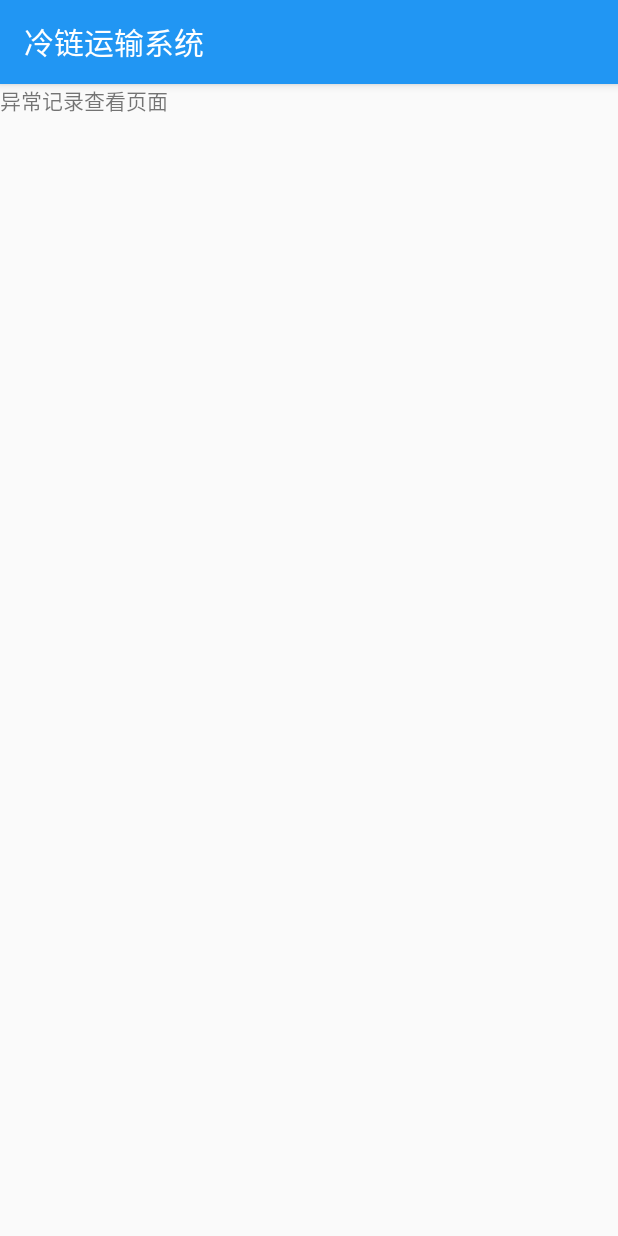
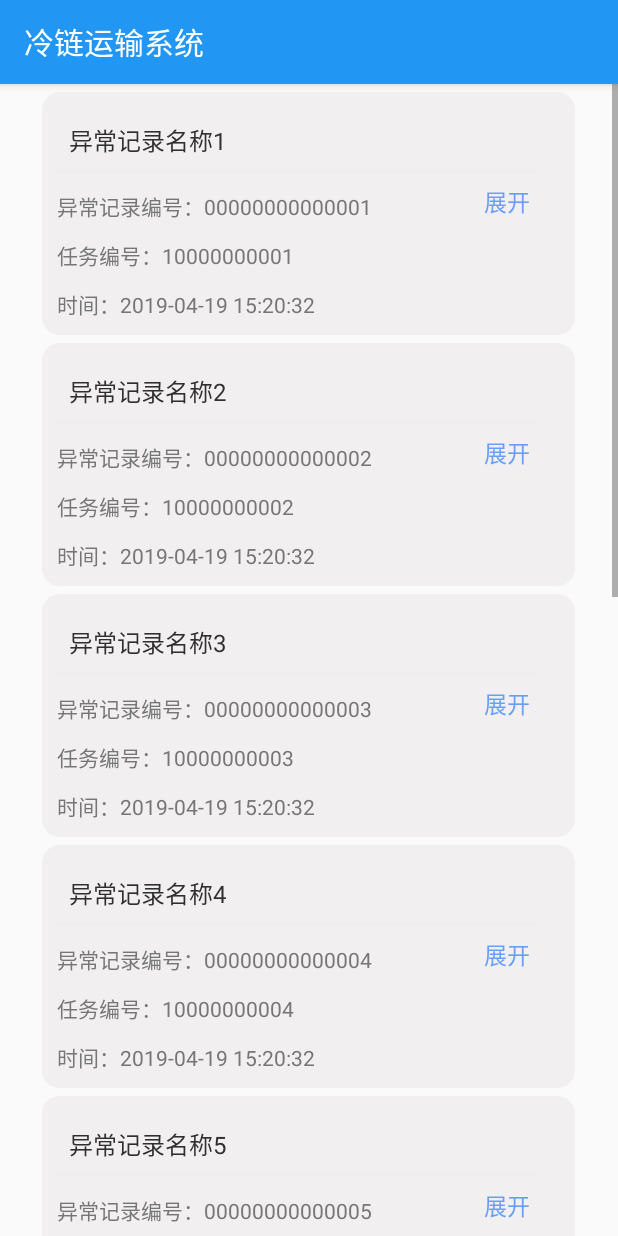
Before and after one commit to CCAicken/CCTMSAPP, an Android app: the searchyic screen opened directly, with no data from a screen before it, on a phone screen of 412 x 824 dp. Run offline under Robolectric (Android 15) with nearby library versions, the phone set to English and light mode, and no system bars; our stand-ins replace ButterKnife.

Commit message:
添加图标、查看任务界面更换

```diff
--- a/app/src/main/AndroidManifest.xml
+++ b/app/src/main/AndroidManifest.xml
@@ -19,10 +19,10 @@
 
     <application
         android:allowBackup="true"
-        android:icon="@mipmap/ic_launcher"
+        android:icon="@drawable/icon"
         android:label="@string/app_name"
         android:networkSecurityConfig="@xml/network_security_config"
-        android:roundIcon="@mipmap/ic_launcher_round"
+        android:roundIcon="@drawable/icon"
         android:supportsRtl="true"
         android:theme="@style/AppTheme"
         tools:ignore="GoogleAppIndexingWarning"
--- a/app/src/main/java/com/example/cctms/ui/home/homeFragment.java
+++ b/app/src/main/java/com/example/cctms/ui/home/homeFragment.java
@@ -35,7 +35,7 @@ public class homeFragment extends Fragment {
         linearLayout =root.findViewById(R.id.ell_product);
         linearLayout.removeAllViews();//清除所有的子View（避免重新刷新数据时重复添加）
         for (int i = 1; i <= 10; i++){
-            ReceivingEntity receivingEntity = new ReceivingEntity("XXX产品名称"+i,"0000000000000"+i,"1000000000"+i,"2019-04-19 15:20:32");
+            ReceivingEntity receivingEntity = new ReceivingEntity("任务名称"+i,"0000000000000"+i,"1000000000"+i,"2019-04-19 15:20:32");
 
             View view = inflater.inflate(R.layout.receiving, null);
             receivingLinearLayout = (ReceivingLinearLayout)view.findViewById(R.id.linearLayout);
@@ -69,8 +69,8 @@ public class homeFragment extends Fragment {
 
         private void refreshUI() {
             name.setText(receivingEntity.getName());
-            logistics_code.setText("物流码：" + receivingEntity.getLogistics_code());
-            order_number.setText("订单编号：" + receivingEntity.getOrder_number());
+            logistics_code.setText("任务编号：" + receivingEntity.getLogistics_code());
+            order_number.setText("冷链车号牌：" + receivingEntity.getOrder_number());
             date.setText("时间：" + receivingEntity.getData());
         }
     }
--- a/app/src/main/java/com/example/cctms/ui/yic/searchyic.java
+++ b/app/src/main/java/com/example/cctms/ui/yic/searchyic.java
@@ -1,14 +1,64 @@
 package com.example.cctms.ui.yic;
 
 import android.os.Bundle;
+import android.view.View;
+import android.widget.ImageView;
+import android.widget.LinearLayout;
+import android.widget.TextView;
 
 import androidx.appcompat.app.AppCompatActivity;
 
 import com.example.cctms.R;
+import com.example.cctms.model.ReceivingEntity;
+import com.example.cctms.ui.home.ReceivingLinearLayout;
+
+import butterknife.ButterKnife;
 
 public class searchyic extends AppCompatActivity {
+    private LinearLayout linearLayout;//大布局
+    private ReceivingLinearLayout receivingLinearLayout;//小布局
+    @Override
     protected void onCreate(Bundle savedInstanceState) {
         super.onCreate(savedInstanceState);
         setContentView(R.layout.activity_searchyic);
+
+        linearLayout = (LinearLayout) findViewById(R.id.ell_product1);
+        linearLayout.removeAllViews();//清除所有的子View（避免重新刷新数据时重复添加）
+        for (int i = 1; i <= 10; i++){
+            ReceivingEntity receivingEntity = new ReceivingEntity("异常记录名称"+i,"0000000000000"+i,"1000000000"+i,"2019-04-19 15:20:32");
+            View view = View.inflate( searchyic.this, R.layout.receiving, null);
+            receivingLinearLayout = (ReceivingLinearLayout)view.findViewById(R.id.linearLayout);
+            ViewHolder viewHolder = new ViewHolder(view, receivingEntity);
+            viewHolder.refreshUI();
+            receivingLinearLayout.bindExpandButton((ImageView) view.findViewById(R.id.iv_expand_icon),(TextView) view.findViewById(R.id.tv_expand_icon), R.drawable.zhankai, R.drawable.zhankai);
+            receivingLinearLayout.setLimitHeight(280);//设置折叠的临界高度
+            linearLayout.addView(view);//添加子条目
+        }
+    }
+    class ViewHolder {
+        TextView name;
+        TextView logistics_code;
+        TextView order_number;
+        TextView date;
+        ReceivingEntity receivingEntity;
+
+        //删除按钮
+        ImageView iv_delete;
+        public ViewHolder(final View view, final ReceivingEntity receivingEntity) {
+            ButterKnife.bind(searchyic.this, view);
+            this.receivingEntity = receivingEntity;
+
+            name = (TextView) view.findViewById(R.id.name);
+            logistics_code = (TextView) view.findViewById(R.id.logistics_code);
+            order_number = (TextView) view.findViewById(R.id.order_number);
+            date = (TextView) view.findViewById(R.id.date);
+        }
+
+        private void refreshUI() {
+            name.setText(receivingEntity.getName());
+            logistics_code.setText("异常记录编号：" + receivingEntity.getLogistics_code());
+            order_number.setText("任务编号：" + receivingEntity.getOrder_number());
+            date.setText("时间：" + receivingEntity.getData());
+        }
     }
 }
--- a/app/src/main/res/layout/activity_searchyic.xml
+++ b/app/src/main/res/layout/activity_searchyic.xml
@@ -2,8 +2,32 @@
 <LinearLayout xmlns:android="http://schemas.android.com/apk/res/android"
     android:orientation="vertical" android:layout_width="match_parent"
     android:layout_height="match_parent">
-    <TextView
-        android:layout_width="wrap_content"
-        android:layout_height="wrap_content"
-        android:text="异常记录查看页面"></TextView>
+
+    <ScrollView
+        android:id="@+id/scrollView2"
+        android:layout_width="match_parent"
+        android:layout_height="match_parent" >
+
+        <LinearLayout
+            android:layout_width="match_parent"
+            android:layout_height="wrap_content"
+            android:orientation="vertical" >
+
+            <RelativeLayout
+                android:layout_width="match_parent"
+                android:layout_height="wrap_content">
+                <LinearLayout
+                    android:id="@+id/ell_product1"
+                    android:layout_width="wrap_content"
+                    android:layout_height="wrap_content"
+                    android:layout_marginBottom="50dp"
+                    android:orientation="vertical"
+                    android:layout_centerHorizontal="true">
+                </LinearLayout>
+
+            </RelativeLayout>
+
+        </LinearLayout>
+    </ScrollView>
+
 </LinearLayout>
--- a/app/src/main/res/layout/receiving.xml
+++ b/app/src/main/res/layout/receiving.xml
@@ -22,7 +22,7 @@
                 android:id="@+id/name"
                 android:layout_width="wrap_content"
                 android:layout_height="wrap_content"
-                android:text="XXX产品名 "
+                android:text="任务名称 "
                 android:layout_marginTop="10dp"
                 android:layout_marginLeft="8dp"
                 android:textColor="#ff2f2f2f"
@@ -43,7 +43,7 @@
                 android:id="@+id/logistics_code"
                 android:layout_width="wrap_content"
                 android:layout_height="wrap_content"
-                android:text="物流码：00000000000001  "
+                android:text="任务编号：00000000000001  "
                 android:textColor="#ff767676"
                 android:layout_marginTop="11dp"
                 android:textSize="14sp"/>
@@ -74,7 +74,7 @@
                 android:id="@+id/order_number"
                 android:layout_width="wrap_content"
                 android:layout_height="wrap_content"
-                android:text="订单编号：10000000001"
+                android:text="冷链车编号：10000000001"
                 android:textColor="#ff767676"
                 android:layout_marginTop="11dp"
                 android:textSize="14sp"/>
--- a/lib-zxing/src/main/java/com/uuzuche/lib_zxing/activity/CaptureFragment.java
+++ b/lib-zxing/src/main/java/com/uuzuche/lib_zxing/activity/CaptureFragment.java
@@ -233,7 +233,7 @@ public class CaptureFragment extends Fragment implements SurfaceHolder.Callback
         }
         if (vibrate) {
             Vibrator vibrator = (Vibrator) getActivity().getSystemService(getActivity().VIBRATOR_SERVICE);
-            vibrator.vibrate(VIBRATE_DURATION);
+           // vibrator.vibrate(VIBRATE_DURATION);
         }
     }
 
```
Also changed, not shown: app/src/main/java/com/example/cctms/QRcode/SecondActivity.java (+8 -0 lines), app/src/main/java/com/example/cctms/QRcode/activity_daka.java (+7 -2 lines), app/src/main/res/layout/activity_daka.xml (+13 -1 lines), app/src/main/res/layout/activity_second.xml (+24 -74 lines), app/src/main/res/drawable-v24/diantong.png (added), app/src/main/res/drawable-v24/icon.png (added), app/src/main/res/drawable-v24/log.png, app/src/main/res/drawable-v24/orback.png (added).
